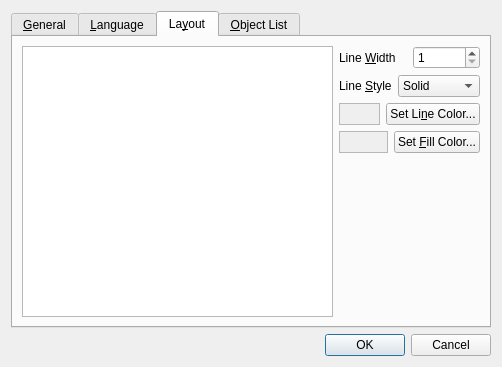
Above: src/preferencesdialog.ui from formetcs/ppview before the change. Below: the same form after it.
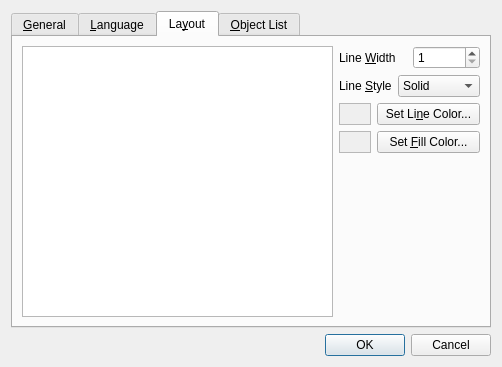
That is the form after the change. The open tabs and pages were chosen to show the change.

Commit message: Crash in Preferences Dialog fixed

The edit to the form file:
```diff
--- a/src/preferencesdialog.ui
+++ b/src/preferencesdialog.ui
@@ -224,6 +224,18 @@
           <layout class="QHBoxLayout" name="horizontalLayout_8">
            <item>
             <widget class="QFrame" name="frameLineColor">
+             <property name="sizePolicy">
+              <sizepolicy hsizetype="Fixed" vsizetype="Preferred">
+               <horstretch>0</horstretch>
+               <verstretch>0</verstretch>
+              </sizepolicy>
+             </property>
+             <property name="minimumSize">
+              <size>
+               <width>32</width>
+               <height>0</height>
+              </size>
+             </property>
              <property name="autoFillBackground">
               <bool>true</bool>
              </property>
@@ -248,6 +260,18 @@
           <layout class="QHBoxLayout" name="horizontalLayout_9">
            <item>
             <widget class="QFrame" name="frameFillColor">
+             <property name="sizePolicy">
+              <sizepolicy hsizetype="Fixed" vsizetype="Preferred">
+               <horstretch>0</horstretch>
+               <verstretch>0</verstretch>
+              </sizepolicy>
+             </property>
+             <property name="minimumSize">
+              <size>
+               <width>32</width>
+               <height>0</height>
+              </size>
+             </property>
              <property name="autoFillBackground">
               <bool>true</bool>
              </property>
```
The commit also changes 1 other file.
